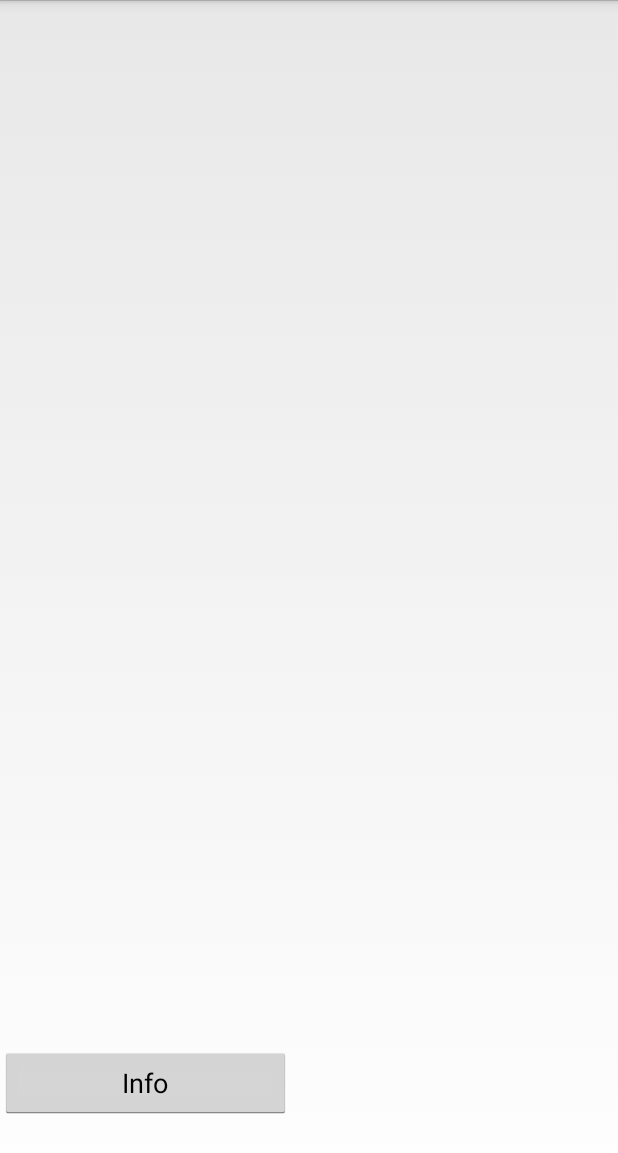
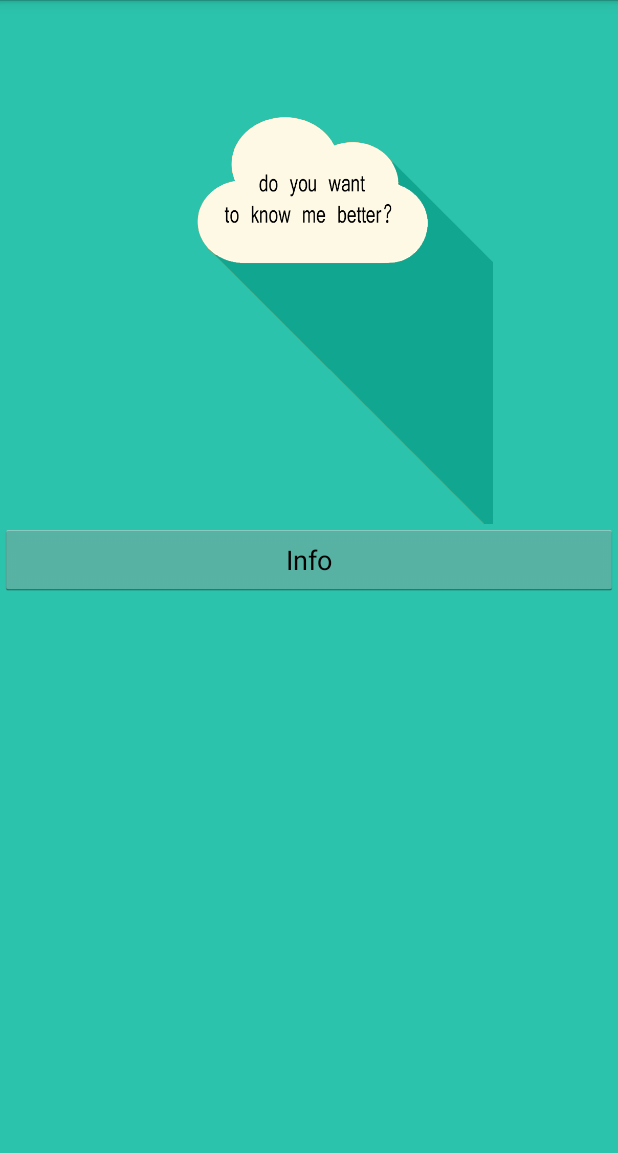
Before and after one commit to violetine/Lazy_Agent, an Android app: the Second screen opened directly, with no data from a screen before it, on a phone screen of 412 x 824 dp. Shown: the top 1153 px of the screen. Run offline under Robolectric (Android 15) with nearby library versions, the phone set to English and light mode, and no system bars.

```diff
--- a/app/src/main/res/layout/second_layout.xml
+++ b/app/src/main/res/layout/second_layout.xml
@@ -3,18 +3,20 @@
 <LinearLayout xmlns:android="http://schemas.android.com/apk/res/android"
     android:orientation="vertical" android:layout_width="match_parent"
     android:layout_height="match_parent"
-    android:weightSum="1">
+    android:weightSum="1"
+    android:background="#2cc3ac"
+    android:id="@+id/deb">
 
 
     <ImageView
         android:layout_width="match_parent"
-        android:layout_height="wrap_content"
+        android:layout_height="349dp"
         android:id="@+id/imageView"
         android:layout_gravity="center_horizontal"
-        android:layout_weight="0.90" />
+        android:src="@drawable/u_n1" />
 
     <Button
-        android:layout_width="194dp"
+        android:layout_width="match_parent"
         android:layout_height="wrap_content"
         android:text="Info"
         android:id="@+id/button" />
```
Also changed, not shown: app/src/main/java/com/example/me/lazy_agent/FirstSecond.java (+74 -9 lines), app/src/main/java/com/example/me/lazy_agent/SecondInfo.java (added, +9 -0 lines), app/src/main/res/layout/info_layout.xml (added, +7 -0 lines).
